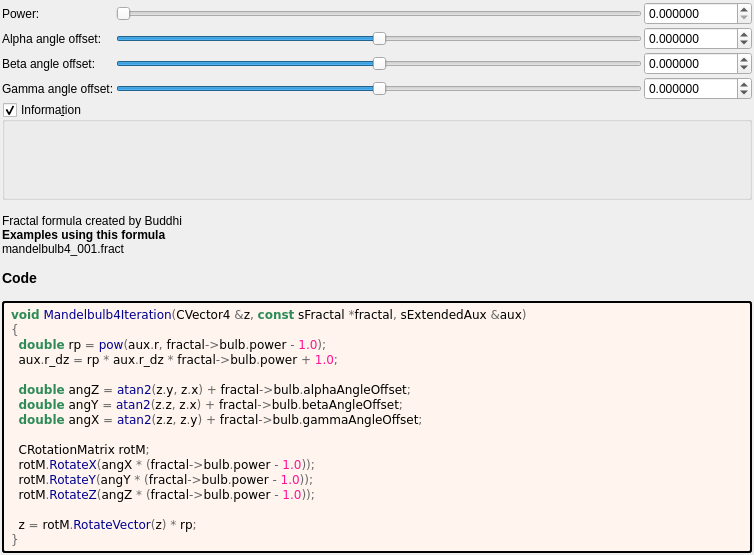
The window that mandelbulber2/formula/ui/fractal_mandelbulb4.ui (buddhi1980/mandelbulber2) describes before a commit, drawn with Qt 5.
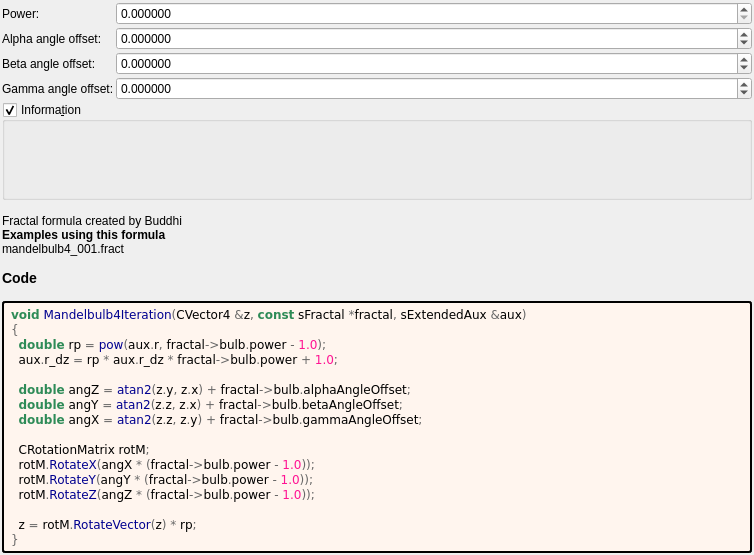
The same window after the commit. Custom widgets are drawn as their Qt base class.

Commit message: Cleaned up more formula UIs

Diff of the .ui file:
```diff
--- a/mandelbulber2/formula/ui/fractal_mandelbulb4.ui
+++ b/mandelbulber2/formula/ui/fractal_mandelbulb4.ui
@@ -30,88 +30,10 @@
     <number>2</number>
    </property>
    <item>
-    <layout class="QGridLayout" name="gridLayout">
+    <layout class="QGridLayout" name="gridLayout" columnstretch="0,1">
      <property name="spacing">
       <number>2</number>
      </property>
-     <item row="2" column="1">
-      <widget class="QSlider" name="slider_beta_angle_offset">
-       <property name="sizePolicy">
-        <sizepolicy hsizetype="Expanding" vsizetype="Maximum">
-         <horstretch>0</horstretch>
-         <verstretch>0</verstretch>
-        </sizepolicy>
-       </property>
-       <property name="minimum">
-        <number>-360000000</number>
-       </property>
-       <property name="maximum">
-        <number>360000000</number>
-       </property>
-       <property name="singleStep">
-        <number>1</number>
-       </property>
-       <property name="pageStep">
-        <number>100</number>
-       </property>
-       <property name="orientation">
-        <enum>Qt::Horizontal</enum>
-       </property>
-      </widget>
-     </item>
-     <item row="2" column="2">
-      <widget class="MyDoubleSpinBox" name="spinbox_beta_angle_offset">
-       <property name="sizePolicy">
-        <sizepolicy hsizetype="Minimum" vsizetype="Maximum">
-         <horstretch>0</horstretch>
-         <verstretch>0</verstretch>
-        </sizepolicy>
-       </property>
-       <property name="prefix">
-        <string/>
-       </property>
-       <property name="suffix">
-        <string/>
-       </property>
-       <property name="decimals">
-        <number>6</number>
-       </property>
-       <property name="minimum">
-        <double>-36000.000000000000000</double>
-       </property>
-       <property name="maximum">
-        <double>36000.000000000000000</double>
-       </property>
-       <property name="singleStep">
-        <double>0.100000000000000</double>
-       </property>
-      </widget>
-     </item>
-     <item row="1" column="1">
-      <widget class="QSlider" name="slider_alpha_angle_offset">
-       <property name="sizePolicy">
-        <sizepolicy hsizetype="Expanding" vsizetype="Maximum">
-         <horstretch>0</horstretch>
-         <verstretch>0</verstretch>
-        </sizepolicy>
-       </property>
-       <property name="minimum">
-        <number>-360000000</number>
-       </property>
-       <property name="maximum">
-        <number>360000000</number>
-       </property>
-       <property name="singleStep">
-        <number>1</number>
-       </property>
-       <property name="pageStep">
-        <number>100</number>
-       </property>
-       <property name="orientation">
-        <enum>Qt::Horizontal</enum>
-       </property>
-      </widget>
-     </item>
      <item row="1" column="0">
       <widget class="QLabel" name="label_8">
        <property name="text">
@@ -119,7 +41,35 @@
        </property>
       </widget>
      </item>
-     <item row="0" column="2">
+     <item row="3" column="1">
+      <widget class="MyDoubleSpinBox" name="spinbox_gamma_angle_offset">
+       <property name="sizePolicy">
+        <sizepolicy hsizetype="Minimum" vsizetype="Maximum">
+         <horstretch>0</horstretch>
+         <verstretch>0</verstretch>
+        </sizepolicy>
+       </property>
+       <property name="prefix">
+        <string/>
+       </property>
+       <property name="suffix">
+        <string/>
+       </property>
+       <property name="decimals">
+        <number>6</number>
+       </property>
+       <property name="minimum">
+        <double>-36000.000000000000000</double>
+       </property>
+       <property name="maximum">
+        <double>36000.000000000000000</double>
+       </property>
+       <property name="singleStep">
+        <double>0.100000000000000</double>
+       </property>
+      </widget>
+     </item>
+     <item row="0" column="1">
       <widget class="MyDoubleSpinBox" name="spinbox_power">
        <property name="sizePolicy">
         <sizepolicy hsizetype="Minimum" vsizetype="Maximum">
@@ -147,53 +97,6 @@
        </property>
       </widget>
      </item>
-     <item row="1" column="2">
-      <widget class="MyDoubleSpinBox" name="spinbox_alpha_angle_offset">
-       <property name="sizePolicy">
-        <sizepolicy hsizetype="Minimum" vsizetype="Maximum">
-         <horstretch>0</horstretch>
-         <verstretch>0</verstretch>
-        </sizepolicy>
-       </property>
-       <property name="prefix">
-        <string/>
-       </property>
-       <property name="suffix">
-        <string/>
-       </property>
-       <property name="decimals">
-        <number>6</number>
-       </property>
-       <property name="minimum">
-        <double>-36000.000000000000000</double>
-       </property>
-       <property name="maximum">
-        <double>36000.000000000000000</double>
-       </property>
-       <property name="singleStep">
-        <double>0.100000000000000</double>
-       </property>
-      </widget>
-     </item>
-     <item row="0" column="1">
-      <widget class="QSlider" name="slider_power">
-       <property name="sizePolicy">
-        <sizepolicy hsizetype="Expanding" vsizetype="Maximum">
-         <horstretch>0</horstretch>
-         <verstretch>0</verstretch>
-        </sizepolicy>
-       </property>
-       <property name="maximum">
-        <number>20000000</number>
-       </property>
-       <property name="singleStep">
-        <number>1</number>
-       </property>
-       <property name="orientation">
-        <enum>Qt::Horizontal</enum>
-       </property>
-      </widget>
-     </item>
      <item row="0" column="0">
       <widget class="QLabel" name="label_7">
        <property name="text">
@@ -208,6 +111,34 @@
        </property>
       </widget>
      </item>
+     <item row="1" column="1">
+      <widget class="MyDoubleSpinBox" name="spinbox_alpha_angle_offset">
+       <property name="sizePolicy">
+        <sizepolicy hsizetype="Minimum" vsizetype="Maximum">
+         <horstretch>0</horstretch>
+         <verstretch>0</verstretch>
+        </sizepolicy>
+       </property>
+       <property name="prefix">
+        <string/>
+       </property>
+       <property name="suffix">
+        <string/>
+       </property>
+       <property name="decimals">
+        <number>6</number>
+       </property>
+       <property name="minimum">
+        <double>-36000.000000000000000</double>
+       </property>
+       <property name="maximum">
+        <double>36000.000000000000000</double>
+       </property>
+       <property name="singleStep">
+        <double>0.100000000000000</double>
+       </property>
+      </widget>
+     </item>
      <item row="3" column="0">
       <widget class="QLabel" name="label_10">
        <property name="text">
@@ -215,33 +146,8 @@
        </property>
       </widget>
      </item>
-     <item row="3" column="1">
-      <widget class="QSlider" name="slider_gamma_angle_offset">
-       <property name="sizePolicy">
-        <sizepolicy hsizetype="Expanding" vsizetype="Maximum">
-         <horstretch>0</horstretch>
-         <verstretch>0</verstretch>
-        </sizepolicy>
-       </property>
-       <property name="minimum">
-        <number>-360000000</number>
-       </property>
-       <property name="maximum">
-        <number>360000000</number>
-       </property>
-       <property name="singleStep">
-        <number>1</number>
-       </property>
-       <property name="pageStep">
-        <number>100</number>
-       </property>
-       <property name="orientation">
-        <enum>Qt::Horizontal</enum>
-       </property>
-      </widget>
-     </item>
-     <item row="3" column="2">
-      <widget class="MyDoubleSpinBox" name="spinbox_gamma_angle_offset">
+     <item row="2" column="1">
+      <widget class="MyDoubleSpinBox" name="spinbox_beta_angle_offset">
        <property name="sizePolicy">
         <sizepolicy hsizetype="Minimum" vsizetype="Maximum">
          <horstretch>0</horstretch>
@@ -358,17 +264,17 @@
      </layout>
  </widget>
  <customwidgets>
-  <customwidget>
-   <class>MyDoubleSpinBox</class>
-   <extends>QDoubleSpinBox</extends>
-   <header>my_double_spin_box.h</header>
-  </customwidget>
   <customwidget>
    <class>MyGroupBox</class>
    <extends>QGroupBox</extends>
    <header>my_group_box.h</header>
    <container>1</container>
   </customwidget>
+  <customwidget>
+   <class>MyDoubleSpinBox</class>
+   <extends>QDoubleSpinBox</extends>
+   <header>my_double_spin_box.h</header>
+  </customwidget>
  </customwidgets>
  <tabstops>
   <tabstop>slider_power</tabstop>
```
Left out of the diff: 6 changed lines with no effect on the pictures. Lines whose indentation alone changed are shown as unchanged. The commit also changes 4 other files.
